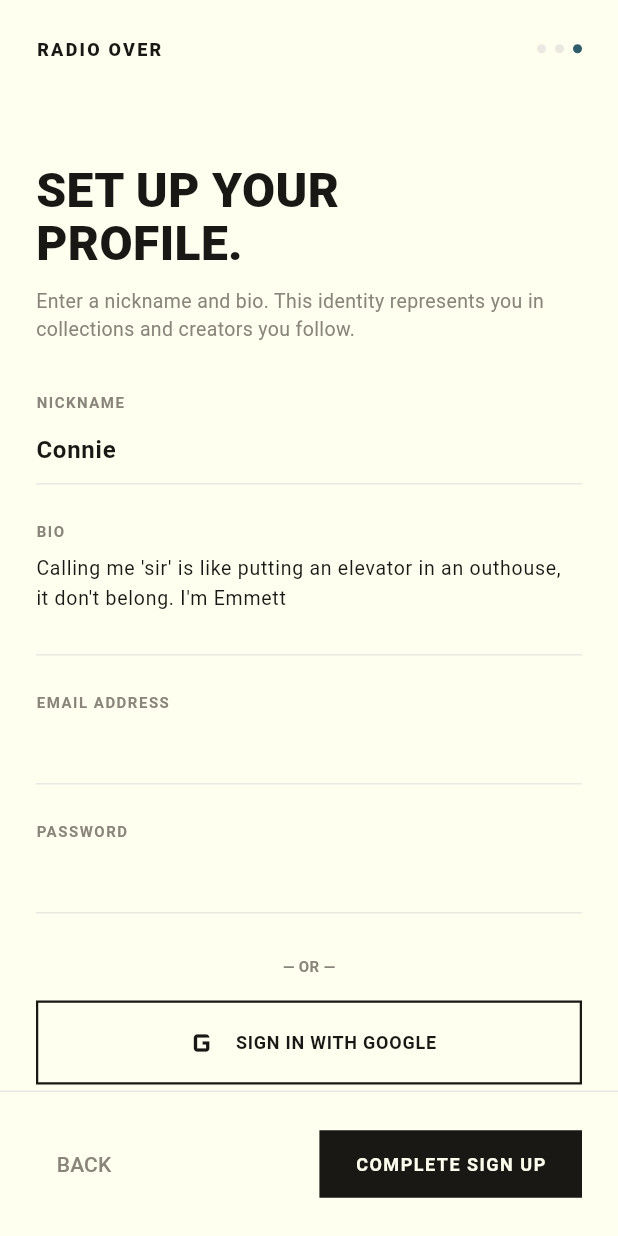
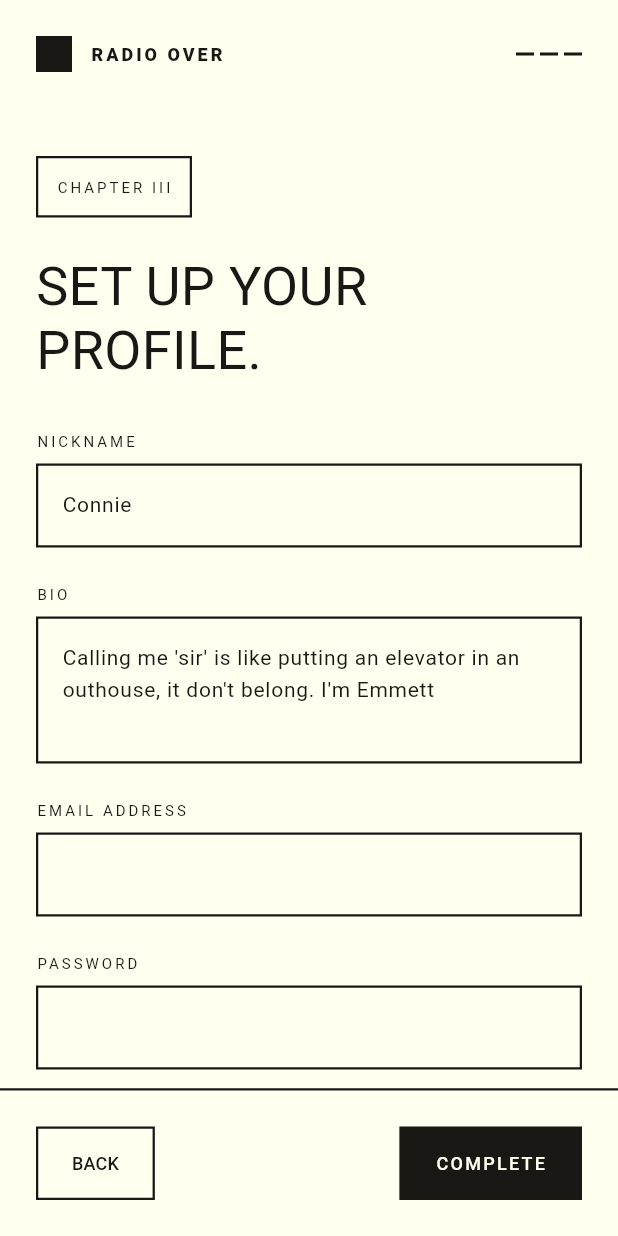
Before and after one commit to thisscribe000/radio_over, a Flutter app: the screen it shows after launch, swiped to page 3, on a phone screen of 412 x 824 dp. Run offline on Flutter 3.47's test engine with Material 3 defaults, Android fonts, the phone set to English and light mode, and no system bars; our stand-ins replace audio_service, cloud_firestore, firebase_auth, firebase_core, google_sign_in, just_audio and 2 more; missing offline and left inert: audio_session; accounts and stored records are empty; network calls fail; Roboto replaces fonts that are missing (Ahem); statements that could not run were skipped.

Commit message:
feat(ui): redesign onboarding flow in pencil-line editorial style

```diff
--- a/lib/screens/onboarding_screen.dart
+++ b/lib/screens/onboarding_screen.dart
@@ -83,11 +83,11 @@ class _OnboardingScreenState extends State<OnboardingScreen> {
 
     if (FirebaseService.isActive) {
       if (email.isEmpty || !email.contains('@')) {
-        _showError('Please enter a valid email address.');
+        _showError('INVALID EMAIL ADDRESS.');
         return;
       }
       if (password.length < 6) {
-        _showError('Password must be at least 6 characters.');
+        _showError('PASSWORD MUST BE AT LEAST 6 CHARACTERS.');
         return;
       }
 
@@ -101,7 +101,7 @@ class _OnboardingScreenState extends State<OnboardingScreen> {
           interests: interests,
         );
       } catch (e) {
-        _showError(e.toString());
+        _showError(e.toString().toUpperCase());
         return;
       }
     }
@@ -120,12 +120,31 @@ class _OnboardingScreenState extends State<OnboardingScreen> {
       context: context,
       builder: (context) => AlertDialog(
         backgroundColor: colors.background,
-        shape: RoundedRectangleBorder(side: BorderSide(color: colors.ink)),
-        title: const Text('SIGN UP ERROR', style: TextStyle(fontFamily: 'Ahem', fontSize: 16)),
-        content: Text(message, style: const TextStyle(fontSize: 13)),
+        shape: RoundedRectangleBorder(
+          borderRadius: BorderRadius.zero,
+          side: BorderSide(color: colors.ink, width: 1.5),
+        ),
+        title: Text(
+          'SIGN UP ERROR',
+          style: TextStyle(
+            fontFamily: 'Ahem',
+            fontSize: 16,
+            color: colors.ink,
+          ),
+        ),
+        content: Text(
+          message,
+          style: TextStyle(fontSize: 12, color: colors.ink, fontFamily: 'Ahem'),
+        ),
         actions: [
-          TextButton(
-            child: Text('OK', style: TextStyle(color: colors.ink)),
+          OutlinedButton(
+            style: OutlinedButton.styleFrom(
+              foregroundColor: colors.background,
+              backgroundColor: colors.ink,
+              shape: const RoundedRectangleBorder(borderRadius: BorderRadius.zero),
+              side: BorderSide(color: colors.ink, width: 1),
+            ),
+            child: const Text('OK', style: TextStyle(fontFamily: 'Ahem', fontSize: 12)),
             onPressed: () => Navigator.of(context).pop(),
           ),
         ],
@@ -154,7 +173,7 @@ class _OnboardingScreenState extends State<OnboardingScreen> {
         await widget.controller.completeOnboarding();
       }
     } catch (e) {
-      _showError(e.toString());
+      _showError(e.toString().toUpperCase());
     }
   }
 
@@ -173,28 +192,36 @@ class _OnboardingScreenState extends State<OnboardingScreen> {
               child: Row(
                 mainAxisAlignment: MainAxisAlignment.spaceBetween,
                 children: [
-                  Text(
-                    'RADIO OVER',
-                    style: TextStyle(
-                      fontFamily: 'Ahem',
-                      fontSize: 12,
-                      fontWeight: FontWeight.w900,
-                      letterSpacing: 1.5,
-                      color: colors.ink,
-                    ),
+                  Row(
+                    children: [
+                      Image.asset(
+                        'assets/icon/splash_logo.png',
+                        width: 24,
+                        height: 24,
+                        color: colors.ink,
+                      ),
+                      const SizedBox(width: 12),
+                      Text(
+                        'RADIO OVER',
+                        style: TextStyle(
+                          fontFamily: 'Ahem',
+                          fontSize: 12,
+                          fontWeight: FontWeight.w900,
+                          letterSpacing: 2.0,
+                          color: colors.ink,
+                        ),
+                      ),
+                    ],
                   ),
                   Row(
                     children: List.generate(
                       3,
                       (index) => Container(
-                        width: 6,
-                        height: 6,
-                        margin: const EdgeInsets.only(left: 6),
+                        width: 12,
+                        height: 2,
+                        margin: const EdgeInsets.only(left: 4),
                         decoration: BoxDecoration(
-                          shape: BoxShape.circle,
-                          color: _currentPage == index
-                              ? colors.podcastAccent
-                              : colors.hairline,
+                          color: _currentPage >= index ? colors.ink : colors.hairline,
                         ),
                       ),
                     ),
@@ -222,17 +249,25 @@ class _OnboardingScreenState extends State<OnboardingScreen> {
             Container(
               padding: const EdgeInsets.all(24),
               decoration: BoxDecoration(
-                border: Border(top: BorderSide(color: colors.hairline)),
+                border: Border(top: BorderSide(color: colors.ink, width: 1.5)),
               ),
               child: Row(
                 mainAxisAlignment: MainAxisAlignment.spaceBetween,
                 children: [
                   if (_currentPage > 0)
-                    TextButton(
+                    OutlinedButton(
                       key: const ValueKey('onboarding-back'),
                       onPressed: _previousPage,
-                      style: TextButton.styleFrom(foregroundColor: colors.muted),
-                      child: const Text('BACK'),
+                      style: OutlinedButton.styleFrom(
+                        foregroundColor: colors.ink,
+                        shape: const RoundedRectangleBorder(borderRadius: BorderRadius.zero),
+                        side: BorderSide(color: colors.ink, width: 1.5),
+                        padding: const EdgeInsets.symmetric(horizontal: 24, vertical: 16),
+                      ),
+                      child: const Text(
+                        'BACK',
+                        style: TextStyle(fontFamily: 'Ahem', fontSize: 12),
+                      ),
                     )
                   else
                     const SizedBox.shrink(),
@@ -243,16 +278,15 @@ class _OnboardingScreenState extends State<OnboardingScreen> {
                       backgroundColor: colors.ink,
                       foregroundColor: colors.background,
                       elevation: 0,
-                      shape: const RoundedRectangleBorder(),
-                      padding: const EdgeInsets.symmetric(horizontal: 24, vertical: 14),
+                      shape: const RoundedRectangleBorder(borderRadius: BorderRadius.zero),
+                      padding: const EdgeInsets.symmetric(horizontal: 24, vertical: 16),
                     ),
                     child: Text(
-                      _currentPage == 2 ? 'COMPLETE SIGN UP' : 'CONTINUE',
+                      _currentPage == 2 ? 'COMPLETE' : 'CONTINUE',
                       style: const TextStyle(
                         fontFamily: 'Ahem',
                         fontSize: 12,
-                        fontWeight: FontWeight.bold,
-                        letterSpacing: 1.0,
+                        letterSpacing: 1.5,
                       ),
                     ),
                   ),
@@ -272,34 +306,49 @@ class _OnboardingScreenState extends State<OnboardingScreen> {
         crossAxisAlignment: CrossAxisAlignment.start,
         mainAxisAlignment: MainAxisAlignment.center,
         children: [
+          Container(
+            padding: const EdgeInsets.all(12),
+            decoration: BoxDecoration(
+              border: Border.all(color: colors.ink, width: 1.5),
+            ),
+            child: Text(
+              'CHAPTER I',
+              style: TextStyle(
+                fontFamily: 'Ahem',
+                fontSize: 10,
+                color: colors.ink,
+                letterSpacing: 2.0,
+              ),
+            ),
+          ),
+          const SizedBox(height: 24),
           Text(
-            'INDEPENDENT\nAUDIO NETWORK.',
+            'INDEPENDENT\nAUDIO\nNETWORK.',
             style: TextStyle(
               fontFamily: 'Ahem',
-              fontSize: 32,
-              height: 1.1,
-              fontWeight: FontWeight.w900,
+              fontSize: 36,
+              height: 1.2,
               color: colors.ink,
             ),
           ),
-          const SizedBox(height: 20),
+          const SizedBox(height: 32),
           Text(
             'Explore high-fidelity radio broadcasts, discover independent podcast creators, and build your custom listening library for online or offline access.',
             style: TextStyle(
               fontSize: 14,
-              height: 1.5,
-              color: colors.muted,
+              height: 1.6,
+              color: colors.ink,
             ),
           ),
-          const SizedBox(height: 40),
+          const SizedBox(height: 48),
           Container(
             padding: const EdgeInsets.all(16),
             decoration: BoxDecoration(
-              border: Border.all(color: colors.hairline),
+              border: Border.all(color: colors.ink, width: 1.5),
             ),
             child: Row(
               children: [
-                Icon(Icons.offline_pin_outlined, color: colors.podcastAccent, size: 24),
+                Icon(Icons.download, color: colors.ink, size: 24),
                 const SizedBox(width: 16),
                 Expanded(
                   child: Column(
@@ -308,15 +357,16 @@ class _OnboardingScreenState extends State<OnboardingScreen> {
                       Text(
                         'OFFLINE PLAYBACK FIRST',
                         style: TextStyle(
-                          fontSize: 11,
-                          fontWeight: FontWeight.bold,
+                          fontFamily: 'Ahem',
+                          fontSize: 10,
                           color: colors.ink,
+                          letterSpacing: 1.0,
                         ),
                       ),
-                      const SizedBox(height: 4),
+                      const SizedBox(height: 8),
                       Text(
                         'Keep your episodes downloaded to stream even when off-grid.',
-                        style: TextStyle(fontSize: 11, color: colors.muted),
+                        style: TextStyle(fontSize: 12, color: colors.ink),
                       ),
                     ],
                   ),
@@ -336,28 +386,44 @@ class _OnboardingScreenState extends State<OnboardingScreen> {
         crossAxisAlignment: CrossAxisAlignment.start,
         mainAxisAlignment: MainAxisAlignment.center,
         children: [
+          Container(
+            padding: const EdgeInsets.all(12),
+            decoration: BoxDecoration(
+              border: Border.all(color: colors.ink, width: 1.5),
+            ),
+            child: Text(
+              'CHAPTER II',
+              style: TextStyle(
+                fontFamily: 'Ahem',
+                fontSize: 10,
+                color: colors.ink,
+                letterSpacing: 2.0,
+              ),
+            ),
+          ),
+          const SizedBox(height: 24),
           Text(
-            'WHAT INTERESTS\nYOU?',
+            'WHAT\nINTERESTS\nYOU?',
             style: TextStyle(
               fontFamily: 'Ahem',
-              fontSize: 32,
-              height: 1.1,
-              fontWeight: FontWeight.w900,
+              fontSize: 36,
+              height: 1.2,
               color: colors.ink,
             ),
           ),
-          const SizedBox(height: 12),
+          const SizedBox(height: 24),
           Text(
-            'Select your favorite genres to help tailor recommendations and configure your dashboard feed.',
+            'Select your favorite genres to help tailor recommendations.',
             style: TextStyle(
-              fontSize: 13,
-              color: colors.muted,
+              fontSize: 14,
+              height: 1.6,
+              color: colors.ink,
             ),
           ),
-          const SizedBox(height: 24),
+          const SizedBox(height: 32),
           Wrap(
-            spacing: 8,
-            runSpacing: 10,
+            spacing: 12,
+            runSpacing: 12,
             children: _availableInterests.map((interest) {
               final bool isSelected = _selectedInterests.contains(interest);
               return GestureDetector(
@@ -373,23 +439,20 @@ class _OnboardingScreenState extends State<OnboardingScreen> {
                 },
                 child: Container(
                   decoration: BoxDecoration(
-                    color: isSelected
-                        ? colors.podcastAccent.withValues(alpha: 0.1)
-                        : Colors.transparent,
+                    color: isSelected ? colors.ink : colors.background,
                     border: Border.all(
-                      color: isSelected ? colors.podcastAccent : colors.hairline,
-                      width: 1,
+                      color: colors.ink,
+                      width: 1.5,
                     ),
-                    borderRadius: BorderRadius.circular(4),
                   ),
-                  padding: const EdgeInsets.symmetric(horizontal: 14, vertical: 8),
+                  padding: const EdgeInsets.symmetric(horizontal: 16, vertical: 12),
                   child: Text(
                     interest.toUpperCase(),
                     style: TextStyle(
+                      fontFamily: 'Ahem',
                       fontSize: 10,
-                      fontWeight: isSelected ? FontWeight.bold : FontWeight.normal,
-                      color: isSelected ? colors.podcastAccent : colors.ink,
-                      letterSpacing: 0.5,
+                      color: isSelected ? colors.background : colors.ink,
+                      letterSpacing: 1.0,
                     ),
                   ),
                 ),
@@ -408,187 +471,147 @@ class _OnboardingScreenState extends State<OnboardingScreen> {
         child: Column(
           crossAxisAlignment: CrossAxisAlignment.start,
           children: [
-            const SizedBox(height: 60),
+            const SizedBox(height: 48),
+            Container(
+              padding: const EdgeInsets.all(12),
+              decoration: BoxDecoration(
+                border: Border.all(color: colors.ink, width: 1.5),
+              ),
+              child: Text(
+                'CHAPTER III',
+                style: TextStyle(
+                  fontFamily: 'Ahem',
+                  fontSize: 10,
+                  color: colors.ink,
+                  letterSpacing: 2.0,
+                ),
+              ),
+            ),
+            const SizedBox(height: 24),
             Text(
               'SET UP YOUR\nPROFILE.',
               style: TextStyle(
                 fontFamily: 'Ahem',
-                fontSize: 32,
-                height: 1.1,
-                fontWeight: FontWeight.w900,
+                fontSize: 36,
+                height: 1.2,
                 color: colors.ink,
               ),
             ),
-            const SizedBox(height: 12),
-            Text(
-              'Enter a nickname and bio. This identity represents you in collections and creators you follow.',
-              style: TextStyle(
-                fontSize: 13,
-                color: colors.muted,
-              ),
-            ),
             const SizedBox(height: 32),
-            // Username Field
-            Text(
+            _buildEditorialTextField(
               'NICKNAME',
-              style: TextStyle(
-                fontSize: 10,
-                fontWeight: FontWeight.bold,
-                letterSpacing: 1.0,
-                color: colors.muted,
-              ),
-            ),
-            TextField(
+              _nameController,
+              colors,
               key: const ValueKey('onboarding-name-input'),
-              controller: _nameController,
-              cursorColor: colors.ink,
-              style: TextStyle(
-                fontFamily: 'Ahem',
-                fontSize: 16,
-                fontWeight: FontWeight.bold,
-                color: colors.ink,
-              ),
-              decoration: InputDecoration(
-                enabledBorder: UnderlineInputBorder(
-                  borderSide: BorderSide(color: colors.hairline),
-                ),
-                focusedBorder: UnderlineInputBorder(
-                  borderSide: BorderSide(color: colors.ink),
-                ),
-                contentPadding: const EdgeInsets.symmetric(vertical: 8),
-              ),
             ),
             const SizedBox(height: 24),
-            // Bio Field
-            Text(
+            _buildEditorialTextField(
               'BIO',
-              style: TextStyle(
-                fontSize: 10,
-                fontWeight: FontWeight.bold,
-                letterSpacing: 1.0,
-                color: colors.muted,
-              ),
-            ),
-            TextField(
+              _bioController,
+              colors,
+              maxLines: 3,
               key: const ValueKey('onboarding-bio-input'),
-              controller: _bioController,
-              cursorColor: colors.ink,
-              maxLines: 3,
-              style: TextStyle(
-                fontSize: 13,
-                color: colors.ink,
-              ),
-              decoration: InputDecoration(
-                enabledBorder: UnderlineInputBorder(
-                  borderSide: BorderSide(color: colors.hairline),
-                ),
-                focusedBorder: UnderlineInputBorder(
-                  borderSide: BorderSide(color: colors.ink),
-                ),
-                contentPadding: const EdgeInsets.symmetric(vertical: 8),
-              ),
             ),
             if (FirebaseService.isActive) ...[
               const SizedBox(height: 24),
-              Text(
+              _buildEditorialTextField(
                 'EMAIL ADDRESS',
-                style: TextStyle(
-                  fontSize: 10,
-                  fontWeight: FontWeight.bold,
-                  letterSpacing: 1.0,
-                  color: colors.muted,
+                _emailController,
+                colors,
+                key: const ValueKey('onboarding-email-input'),
+              ),
+              const SizedBox(height: 24),
+              _buildEditorialTextField(
+                'PASSWORD',
+                _passwordController,
+                colors,
+                obscureText: true,
+                key: const ValueKey('onboarding-password-input'),
+              ),
+              const SizedBox(height: 32),
+              Center(
+                child: Container(
+                  width: double.infinity,
+                  height: 1.5,
+                  color: colors.ink,
                 ),
               ),
-              TextField(
-                key: const ValueKey('onboarding-email-input'),
-                controller: _emailController,
-                cursorColor: colors.ink,
-                style: TextStyle(
-                  fontSize: 14,
-                  color: colors.ink,
-                ),
-                decoration: InputDecoration(
-                  enabledBorder: UnderlineInputBorder(
-                    borderSide: BorderSide(color: colors.hairline),
-                  ),
-                  focusedBorder: UnderlineInputBorder(
-                    borderSide: BorderSide(color: colors.ink),
-                  ),
-                  contentPadding: const EdgeInsets.symmetric(vertical: 8),
-                ),
-              ),
-              const SizedBox(height: 24),
-              Text(
-                'PASSWORD',
-                style: TextStyle(
-                  fontSize: 10,
-                  fontWeight: FontWeight.bold,
-                  letterSpacing: 1.0,
-                  color: colors.muted,
-                ),
-              ),
-              TextField(
-                key: const ValueKey('onboarding-password-input'),
-                controller: _passwordController,
-                obscureText: true,
-                cursorColor: colors.ink,
-                style: TextStyle(
-                  fontSize: 14,
-                  color: colors.ink,
-                ),
-                decoration: InputDecoration(
-                  enabledBorder: UnderlineInputBorder(
-                    borderSide: BorderSide(color: colors.hairline),
-                  ),
-                  focusedBorder: UnderlineInputBorder(
-                    borderSide: BorderSide(color: colors.ink),
-                  ),
-                  contentPadding: const EdgeInsets.symmetric(vertical: 8),
-                ),
-              ),
-              const SizedBox(height: 28),
-              Center(
-                child: Text(
-                  '— OR —',
-                  style: TextStyle(
-                    fontSize: 10,
-                    fontWeight: FontWeight.bold,
-                    color: colors.muted,
-                  ),
-                ),
-              ),
-              const SizedBox(height: 16),
+              const SizedBox(height: 32),
               OutlinedButton(
                 key: const ValueKey('onboarding-google-signin-button'),
                 style: OutlinedButton.styleFrom(
                   foregroundColor: colors.ink,
                   side: BorderSide(color: colors.ink, width: 1.5),
-                  shape: const RoundedRectangleBorder(),
-                  padding: const EdgeInsets.symmetric(vertical: 14),
-                  minimumSize: const Size(double.infinity, 48),
+                  shape: const RoundedRectangleBorder(borderRadius: BorderRadius.zero),
+                  padding: const EdgeInsets.symmetric(vertical: 16),
+                  minimumSize: const Size(double.infinity, 56),
                 ),
                 onPressed: _handleGoogleSignIn,
                 child: Row(
                   mainAxisAlignment: MainAxisAlignment.center,
                   children: [
-                    const Icon(Icons.g_mobiledata, size: 28),
-                    const SizedBox(width: 8),
                     Text(
                       'SIGN IN WITH GOOGLE',
                       style: TextStyle(
                         fontFamily: 'Ahem',
                         fontSize: 12,
-                        fontWeight: FontWeight.bold,
-                        letterSpacing: 0.5,
+                        letterSpacing: 1.5,
                       ),
                     ),
                   ],
                 ),
               ),
             ],
+            const SizedBox(height: 48),
           ],
         ),
       ),
     );
   }
+
+  Widget _buildEditorialTextField(
+    String label,
+    TextEditingController controller,
+    AppColors colors, {
+    int maxLines = 1,
+    bool obscureText = false,
+    Key? key,
+  }) {
+    return Column(
+      crossAxisAlignment: CrossAxisAlignment.start,
+      children: [
+        Text(
+          label,
+          style: TextStyle(
+            fontFamily: 'Ahem',
+            fontSize: 10,
+            letterSpacing: 2.0,
+            color: colors.ink,
+          ),
+        ),
+        const SizedBox(height: 8),
+        Container(
+          decoration: BoxDecoration(
+            border: Border.all(color: colors.ink, width: 1.5),
+          ),
+          child: TextField(
+            key: key,
+            controller: controller,
+            cursorColor: colors.ink,
+            obscureText: obscureText,
+            maxLines: maxLines,
+            style: TextStyle(
+              fontSize: 14,
+              color: colors.ink,
+              height: 1.5,
+            ),
+            decoration: const InputDecoration(
+              border: InputBorder.none,
+              contentPadding: EdgeInsets.all(16),
+            ),
+          ),
+        ),
+      ],
+    );
+  }
 }
```
Also changed, not shown: 1 other file.
